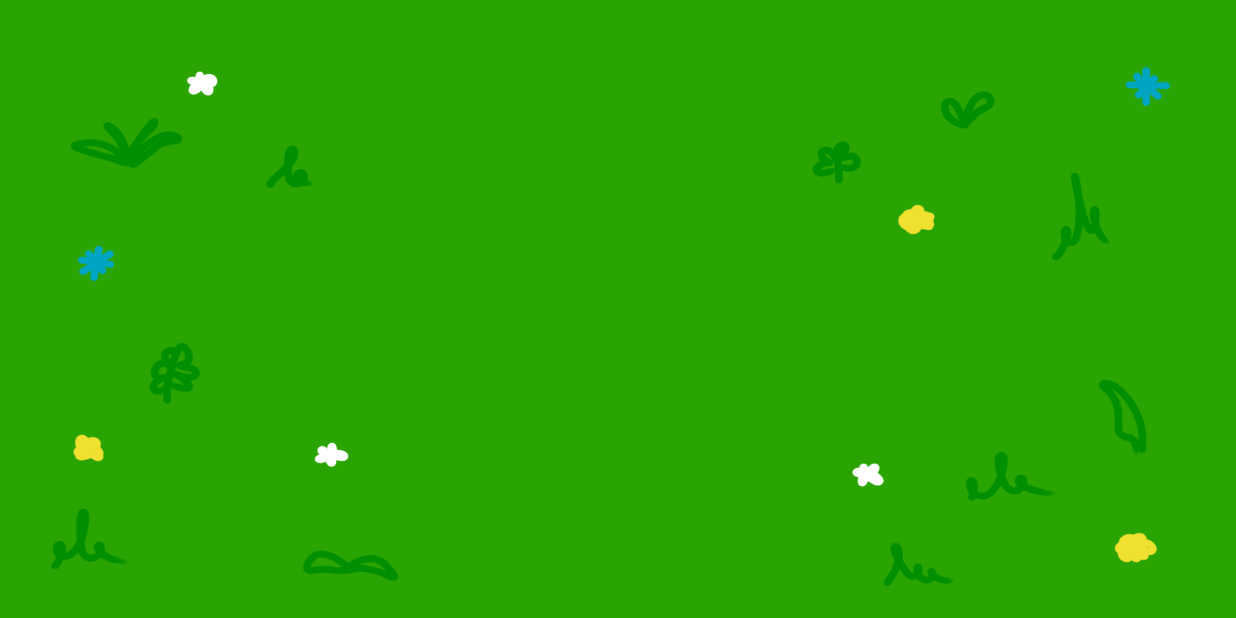
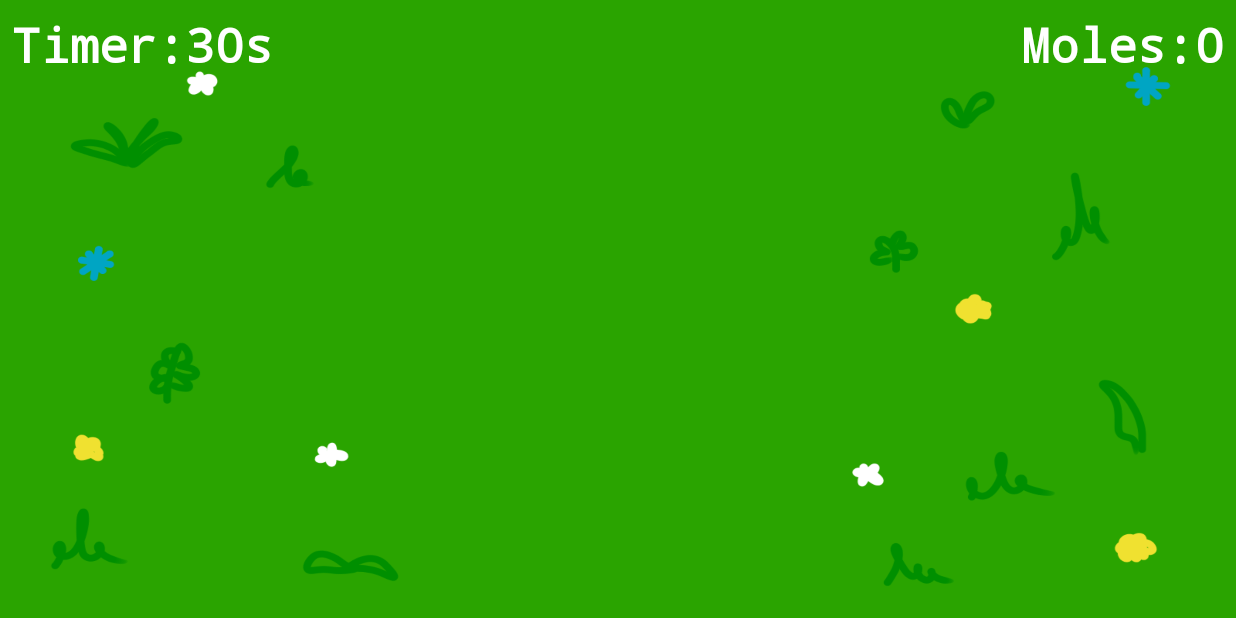
Before and after one commit to Vladislav-Kudrin/whackAMole, an Android app: the GameActivity screen opened directly, with no data from a screen before it, on a phone screen of 824 x 412 dp (held sideways). Run offline under Robolectric (Android 15) with nearby library versions, the phone set to English and light mode, and no system bars.

Commit message:
Game activity layout is marked up.

```diff
--- a/app/src/main/res/layout/activity_game.xml
+++ b/app/src/main/res/layout/activity_game.xml
@@ -1,8 +1,68 @@
 <?xml version="1.0" encoding="utf-8"?>
+
 <RelativeLayout
     xmlns:android="http://schemas.android.com/apk/res/android"
     android:layout_width="match_parent"
     android:layout_height="match_parent"
-    android:background="@drawable/background" >
+    android:background="@drawable/background"
+    android:padding="8dp" >
+
+    <TextView
+        android:id="@+id/timer"
+        android:layout_width="wrap_content"
+        android:layout_height="wrap_content"
+        android:layout_alignParentStart="true"
+        android:layout_alignParentTop="true"
+        android:fontFamily="monospace"
+        android:text="@string/timer"
+        android:textColor="@color/white"
+        android:textSize="32sp"
+        android:textStyle="bold" />
+
+    <TextView
+        android:id="@+id/time"
+        android:layout_width="wrap_content"
+        android:layout_height="wrap_content"
+        android:layout_toEndOf="@id/timer"
+        android:layout_alignTop="@id/timer"
+        android:layout_above="@id/field"
+        android:fontFamily="monospace"
+        android:text="@string/initial_timer"
+        android:textColor="@color/white"
+        android:textSize="32sp"
+        android:textStyle="bold" />
+
+    <TextView
+        android:id="@+id/score"
+        android:layout_width="wrap_content"
+        android:layout_height="wrap_content"
+        android:layout_alignParentEnd="true"
+        android:layout_alignParentTop="true"
+        android:fontFamily="monospace"
+        android:text="@string/initial_score"
+        android:textColor="@color/white"
+        android:textSize="32sp"
+        android:textStyle="bold" />
+
+    <TextView
+        android:id="@+id/moles"
+        android:layout_width="wrap_content"
+        android:layout_height="wrap_content"
+        android:layout_alignTop="@id/score"
+        android:layout_toStartOf="@id/score"
+        android:layout_above="@id/field"
+        android:fontFamily="monospace"
+        android:text="@string/moles"
+        android:textColor="@color/white"
+        android:textSize="32sp"
+        android:textStyle="bold" />
+
+    <GridLayout
+        android:id="@+id/field"
+        android:layout_width="wrap_content"
+        android:layout_height="wrap_content"
+        android:layout_centerInParent="true"
+        android:columnCount="3"
+        android:rowCount="3" />
 
 </RelativeLayout>
--- a/app/src/main/res/layout/activity_main.xml
+++ b/app/src/main/res/layout/activity_main.xml
@@ -27,6 +27,7 @@
         android:layout_height="wrap_content"
         android:layout_alignTop="@id/score"
         android:layout_toStartOf="@id/score"
+        android:layout_above="@id/play"
         android:fontFamily="monospace"
         android:text="@string/high_score"
         android:textColor="@color/white"
@@ -46,20 +47,13 @@
         android:textSize="32sp"
         android:textStyle="bold" />
 
-    <FrameLayout
-        android:layout_width="wrap_content"
-        android:layout_height="fill_parent"
-        android:layout_below="@+id/title"
-        android:layout_alignParentBottom="true"
-        android:layout_centerHorizontal="true" >
-
     <Button
         android:id="@+id/play"
         android:layout_width="wrap_content"
         android:layout_height="wrap_content"
-            android:layout_gravity="center"
-            android:theme="@style/Theme.AppCompat"
+        android:layout_centerInParent="true"
         android:background="@color/black"
+        android:padding="8dp"
         android:fontFamily="monospace"
         android:text="@string/play"
         android:textColor="@color/white"
@@ -67,6 +61,4 @@
         android:textStyle="bold"
         android:onClick="onClickPlayButton" />
 
-    </FrameLayout>
-
 </RelativeLayout>
--- a/app/src/main/res/values/strings.xml
+++ b/app/src/main/res/values/strings.xml
@@ -3,6 +3,9 @@
     <string name="app_name">Whac-A-Mole</string>
     <string name="high_score">High Score: </string>
     <string name="initial_score">0</string>
+    <string name="initial_timer">30s</string>
     <string name="play">Play</string>
+    <string name="timer">Timer: </string>
+    <string name="moles">Moles: </string>
 
 </resources>
--- a/app/src/main/res/values/themes.xml
+++ b/app/src/main/res/values/themes.xml
@@ -1,11 +1,11 @@
-<resources xmlns:tools="http://schemas.android.com/tools">
+<resources>
 
-    <style name="Theme.WhackAMole" parent="Theme.MaterialComponents.DayNight.DarkActionBar">
+    <style name="Theme.WhackAMole" parent="@style/Theme.AppCompat">
 
         <item name="colorPrimary">@color/grass</item>
         <item name="colorPrimaryVariant">@color/sky</item>
         <item name="colorOnPrimary">@color/white</item>
-        <item name="android:statusBarColor" tools:targetApi="l">?attr/colorPrimaryVariant</item>
+        <item name="android:statusBarColor">?attr/colorPrimaryVariant</item>
 
     </style>
 
```
Also changed, not shown: app/src/main/res/drawable/background.png. Lines whose indentation alone changed are shown as unchanged.
